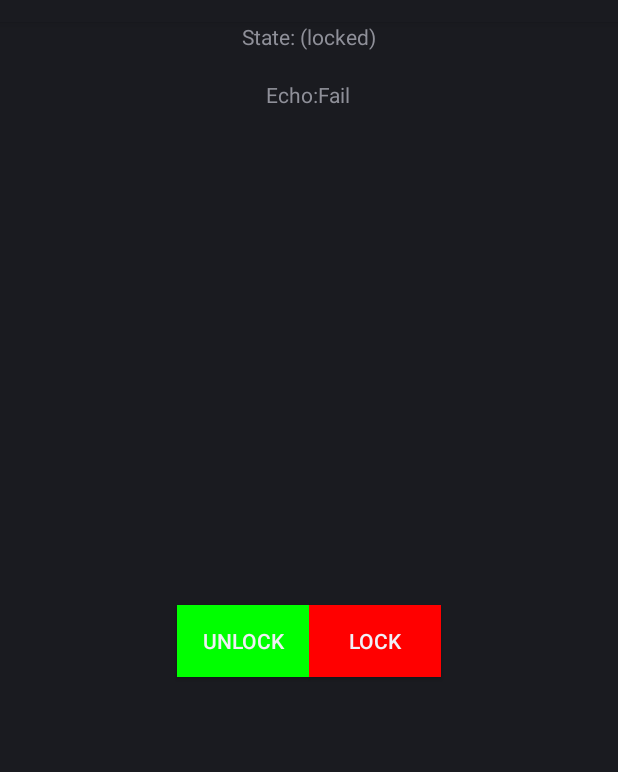
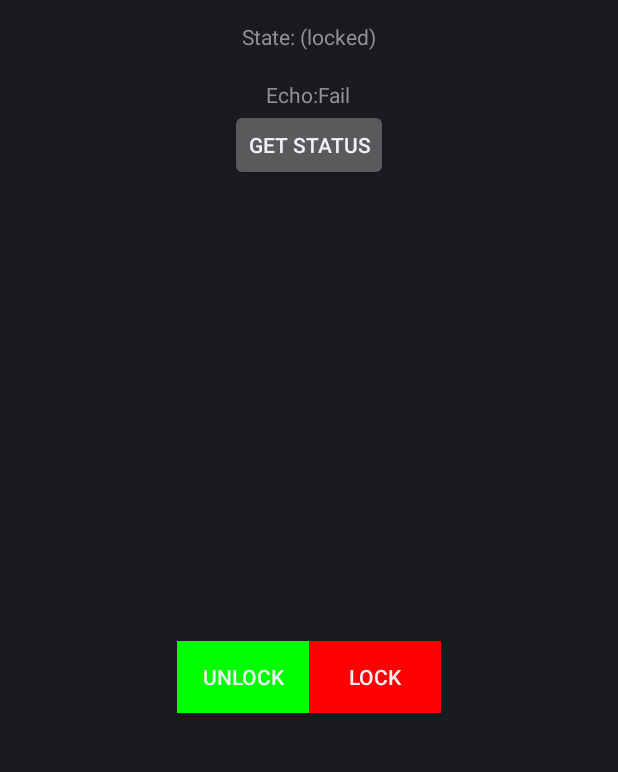
Before and after one commit to quinnsam/Autodoor, an Android app: the screen it shows after launch (MainActivity), after a tap on "SEND", on a phone screen of 412 x 824 dp, the part 62-834 px from its top. Run offline under Robolectric (Android 15) with nearby library versions, the phone set to English and light mode, and no system bars; 1 statement that could not run was skipped.

Commit message:
Updated app to send and recieve messages without processing xml

```diff
--- a/android_app/gradle_version/app/src/main/java/com/nomath4u/autodoor/MainActivity.java
+++ b/android_app/gradle_version/app/src/main/java/com/nomath4u/autodoor/MainActivity.java
@@ -30,6 +30,7 @@ public class MainActivity extends Activity
 	EditText et1;
 	EditText et2;
 	String pin;
+    String uname;
     private Socket socket;
     private String mserver = "mobkilla.no-ip.biz";
     private int port = 5555;
@@ -53,11 +54,18 @@ public class MainActivity extends Activity
 	public void unlock(View view){
 		locked = false;
 
-		setLockedText();
+		//setLockedText();
+        String message = "<message> <type>unlock</type> <user>" + uname + "</user> </message>";
+        MyClientTask unlocktask = new MyClientTask(mserver, port, message);
+        unlocktask.execute();
+
 	}
 	public void lock(View view){
 		locked = true;
-		setLockedText();
+		//setLockedText();
+        String message = "<message> <type>lock</type> <user>" + uname + "</user> </message>";
+        MyClientTask locktask = new MyClientTask(mserver, port, message);
+        locktask.execute();
 	}
 	public void setLockedText(){
 		lockedText.setText(locked ? R.string.lock : R.string.unlock);
@@ -72,14 +80,18 @@ public class MainActivity extends Activity
 		TextView pinText = (TextView) findViewById(R.id.pin_text);
 		pinText.setText(pin);
 		pinText.invalidate();
-        MyClientTask task = new MyClientTask(mserver,port, pin);
+        MyClientTask task = new MyClientTask(mserver,port, uname, pin);
         task.execute();
+        //MyClientTask task3 = new MyClientTask(mserver,port, "hey");
+        //task3.execute();
+        //MyClientTask task2 = new MyClientTask(mserver,port, "");
+        //task2.execute();
 	}
 
 	private void getInfo(){
 
 
-		String uname = et1.getText().toString();
+		uname = et1.getText().toString();
 		SharedPreferences.Editor editor = prefs.edit();
 		if(box.isChecked()){
 			editor.putString("com.nomath4u.autodoor.suname", uname);
@@ -102,12 +114,24 @@ public class MainActivity extends Activity
 		input.hideSoftInputFromWindow(getCurrentFocus().getWindowToken(), InputMethodManager.HIDE_NOT_ALWAYS);
 	}
 
+    public void getStatus(View view){
+        String message = "<message> <type>status</type> <user>" + uname + "</user> </message>";
+        MyClientTask task = new MyClientTask(mserver, port, message);
+        task.execute();
+    }
+
 
     public class MyClientTask extends AsyncTask<Void, Void, Void>{
         String dstAddress;
         int dstPort;
         String response = "";
         String message = "";
+
+        MyClientTask(String addr, int port, String user, String pin){
+            dstAddress = addr;
+            dstPort = port;
+            message = "<message> <type>handshake</type> <user>" + user + "</user> <pin>" + pin + "</pin> </message>";
+        }
 
         MyClientTask(String addr, int port, String text){
             dstAddress = addr;
@@ -116,10 +140,11 @@ public class MainActivity extends Activity
         }
         @Override
         protected Void doInBackground(Void... arg0){
-          Socket socket = null;
+           //socket = null;
 
             try{
-                socket = new Socket (dstAddress, dstPort);
+                if(socket == null)
+                    socket = new Socket (dstAddress, dstPort);
                 ByteArrayOutputStream byteArray = new ByteArrayOutputStream(1024);
 
                 byte[] buffer = new byte[1024];
@@ -128,10 +153,19 @@ public class MainActivity extends Activity
                 OutputStream outputStream = socket.getOutputStream();
                 PrintStream printStream = new PrintStream(outputStream);
                 printStream.print(message);
-                while ((bytesRead = inputStream.read(buffer)) != -1){
+                //while ((bytesRead = inputStream.read(buffer)) != -1) {
+                if((bytesRead = inputStream.read(buffer)) != -1 );
                     byteArray.write(buffer, 0, bytesRead);
-                    response += byteArray.toString("UTF-8");
-                }
+                    if(byteArray.toString("UTF-8") != "") {
+                        response += byteArray.toString("UTF-8");
+                        Log.e("In","in");
+                    }
+                    else{
+                        Log.e("Out","out");
+                        //socket.close();
+                        //MyClientTask task = new MyClientTask(mserver,port, "user5", "7777");
+                    }
+                //}
             } catch (UnknownHostException e ){
                 e.printStackTrace();
 
@@ -139,11 +173,13 @@ public class MainActivity extends Activity
                 e.printStackTrace();
             } finally{
                 if(socket != null){
-                    try {
-                        socket.close();
+                    /*try {
+                        Log.e("Try","try");
+                        //socket.close();
+
                     } catch (IOException e){
                         e.printStackTrace();
-                    }
+                    }*/
                 }
             }
             return null;
@@ -152,7 +188,6 @@ public class MainActivity extends Activity
         @Override
         protected void onPostExecute(Void result){
             Context context = getApplicationContext();
-
             int duration = Toast.LENGTH_SHORT;
             Toast toast = Toast.makeText(context, response, duration);
             toast.show();
--- a/android_app/gradle_version/app/src/main/res/layout/lock.xml
+++ b/android_app/gradle_version/app/src/main/res/layout/lock.xml
@@ -18,7 +18,7 @@
 		android:id="@+id/pin"
 		android:layout_width="fill_parent"
 		android:layout_height="wrap_content"
-		android:inputType="numberPassword"
+        android:inputType="numberPassword"
 		android:hint="@string/pin" />
 	<Button
 		android:id="@+id/button_send_uname"
--- a/android_app/gradle_version/app/src/main/res/layout/main.xml
+++ b/android_app/gradle_version/app/src/main/res/layout/main.xml
@@ -20,6 +20,11 @@
         android:layout_height="wrap_content"
         android:text="Echo:Fail"
         android:id="@+id/echotext"/>
+    <Button
+        android:layout_width="wrap_content"
+        android:layout_height="wrap_content"
+        android:text="Get Status"
+        android:onClick="getStatus"/>
 	<LinearLayout
 		android:layout_width="fill_parent"
 		android:layout_height="fill_parent"
```
Also changed, not shown: 10 other files.
